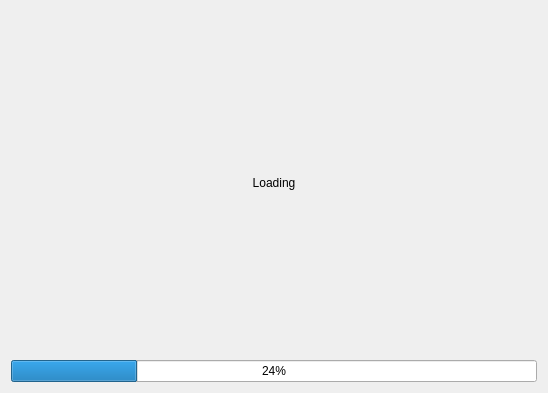
Old version of the form ui/splash_screen.ui in the repository MATF-RS20/RS033-map-builder.
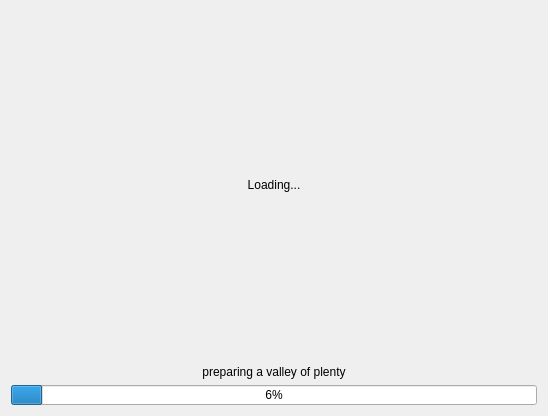
New version of the form.

Commit message: Styled up splash screen(loading screen) as well as some minorities from main window.

What changed in the file:
```diff
--- a/ui/splash_screen.ui
+++ b/ui/splash_screen.ui
@@ -7,7 +7,7 @@
     <x>0</x>
     <y>0</y>
     <width>548</width>
-    <height>393</height>
+    <height>416</height>
    </rect>
   </property>
   <property name="windowTitle">
@@ -17,9 +17,34 @@
    <item>
     <layout class="QVBoxLayout" name="verticalLayout">
      <item>
-      <widget class="QLabel" name="label">
+      <widget class="QLabel" name="lb_loading">
+       <property name="sizePolicy">
+        <sizepolicy hsizetype="Preferred" vsizetype="Preferred">
+         <horstretch>0</horstretch>
+         <verstretch>1</verstretch>
+        </sizepolicy>
+       </property>
+       <property name="lineWidth">
+        <number>1</number>
+       </property>
+       <property name="midLineWidth">
+        <number>0</number>
+       </property>
        <property name="text">
-        <string>Loading</string>
+        <string>Loading...</string>
+       </property>
+       <property name="alignment">
+        <set>Qt::AlignCenter</set>
+       </property>
+      </widget>
+     </item>
+     <item>
+      <widget class="QLabel" name="lb_status">
+       <property name="text">
+        <string>preparing a valley of plenty</string>
+       </property>
+       <property name="textFormat">
+        <enum>Qt::AutoText</enum>
        </property>
        <property name="alignment">
         <set>Qt::AlignCenter</set>
@@ -28,8 +53,23 @@
      </item>
      <item>
       <widget class="QProgressBar" name="pb_loading">
+       <property name="minimumSize">
+        <size>
+         <width>0</width>
+         <height>0</height>
+        </size>
+       </property>
+       <property name="maximumSize">
+        <size>
+         <width>16777215</width>
+         <height>20</height>
+        </size>
+       </property>
        <property name="value">
-        <number>24</number>
+        <number>6</number>
+       </property>
+       <property name="alignment">
+        <set>Qt::AlignLeading|Qt::AlignLeft|Qt::AlignVCenter</set>
        </property>
       </widget>
      </item>
```
The commit also changes 3 other files.
